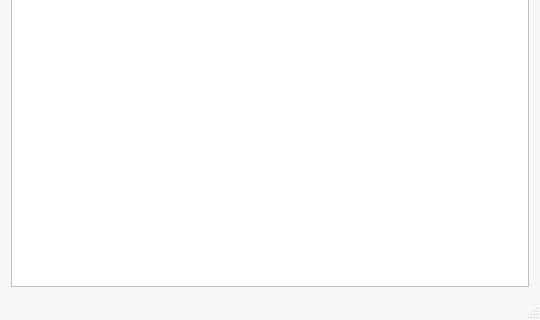
Old version of the form ui/mainwindow.ui in the repository Trojan-Qt5/Trojan-Qt5; both pictures show x 0 to 540 and y 207 to 527 of the 540 by 527 pixel window.
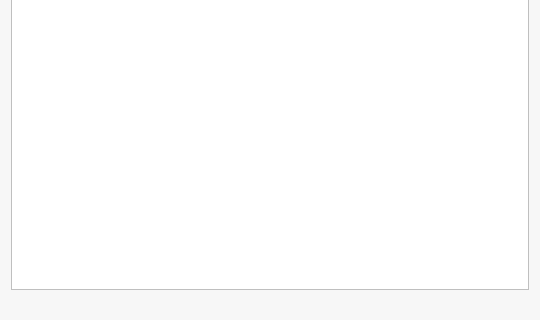
New version of the form. Icons and pictures are not drawn.

Commit message: [UI] remove sizeGrip

```diff
--- a/ui/mainwindow.ui
+++ b/ui/mainwindow.ui
@@ -147,7 +147,11 @@
     </item>
    </layout>
   </widget>
-  <widget class="QStatusBar" name="statusbar"/>
+  <widget class="QStatusBar" name="statusbar">
+   <property name="sizeGripEnabled">
+    <bool>false</bool>
+   </property>
+  </widget>
   <widget class="QToolBar" name="toolBar">
    <property name="windowTitle">
     <string>Show Toolbar</string>
```
The commit also changes 9 other files.
